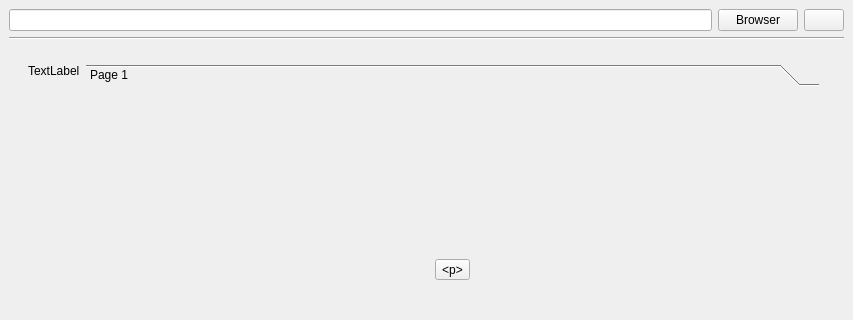
Above: src/browser/ui/MainWindow.ui from jepasq/udp-browser before the change; both pictures show x 0 to 853 and y 0 to 320 of the 853 by 547 pixel window. Below: the same form after it.
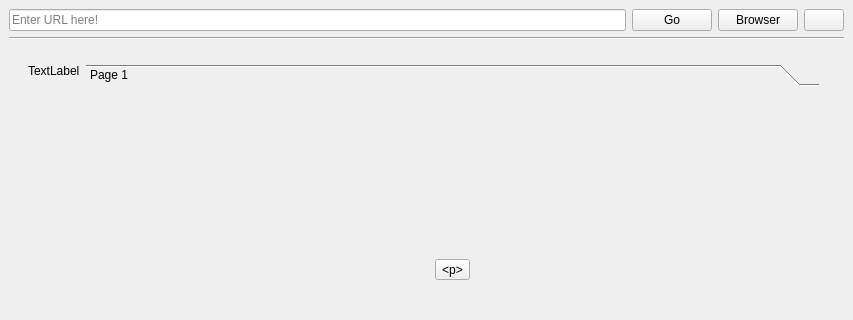
That is the form after the change. Icons and pictures are not drawn.

Commit message: Add Go button, event and placeholder text

Patch:
```diff
--- a/src/browser/ui/MainWindow.ui
+++ b/src/browser/ui/MainWindow.ui
@@ -18,7 +18,18 @@
     <item>
      <layout class="QHBoxLayout" name="horizontalLayout">
       <item>
-       <widget class="QLineEdit" name="lineEdit"/>
+       <widget class="QLineEdit" name="lineEdit">
+        <property name="placeholderText">
+         <string>Enter URL here!</string>
+        </property>
+       </widget>
+      </item>
+      <item>
+       <widget class="QPushButton" name="pbGo">
+        <property name="text">
+         <string>Go</string>
+        </property>
+       </widget>
       </item>
       <item>
        <widget class="QPushButton" name="pbMode">
```
Left out of the diff: 4 changed lines with no effect on the pictures. The commit also changes 4 other files.
